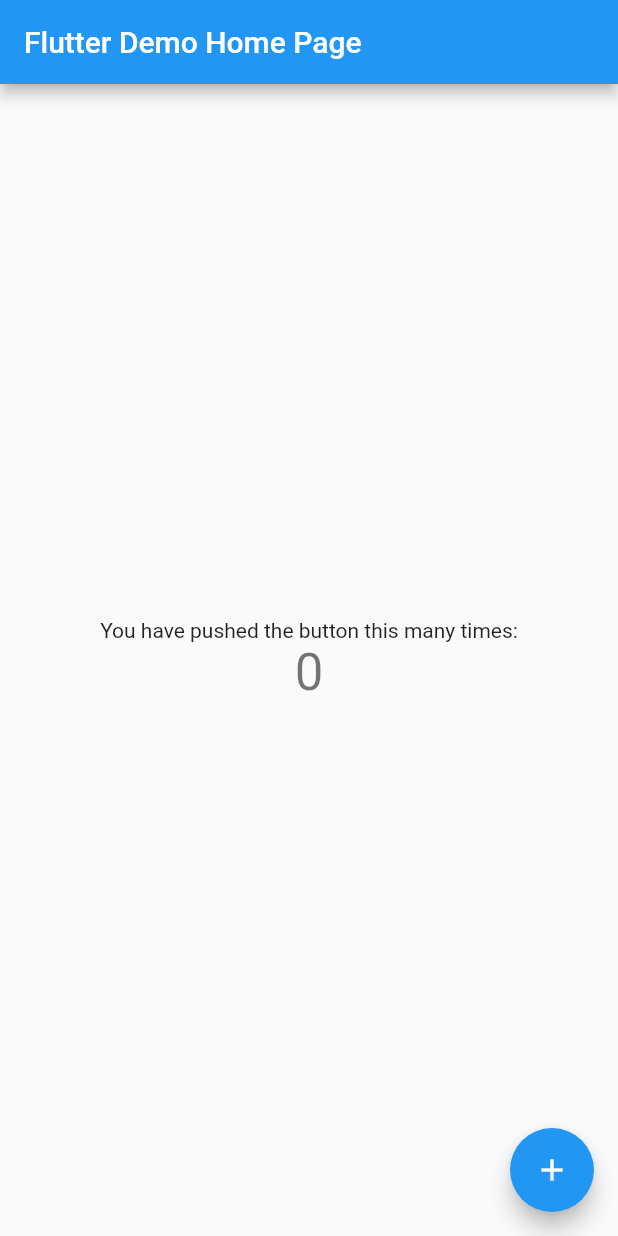
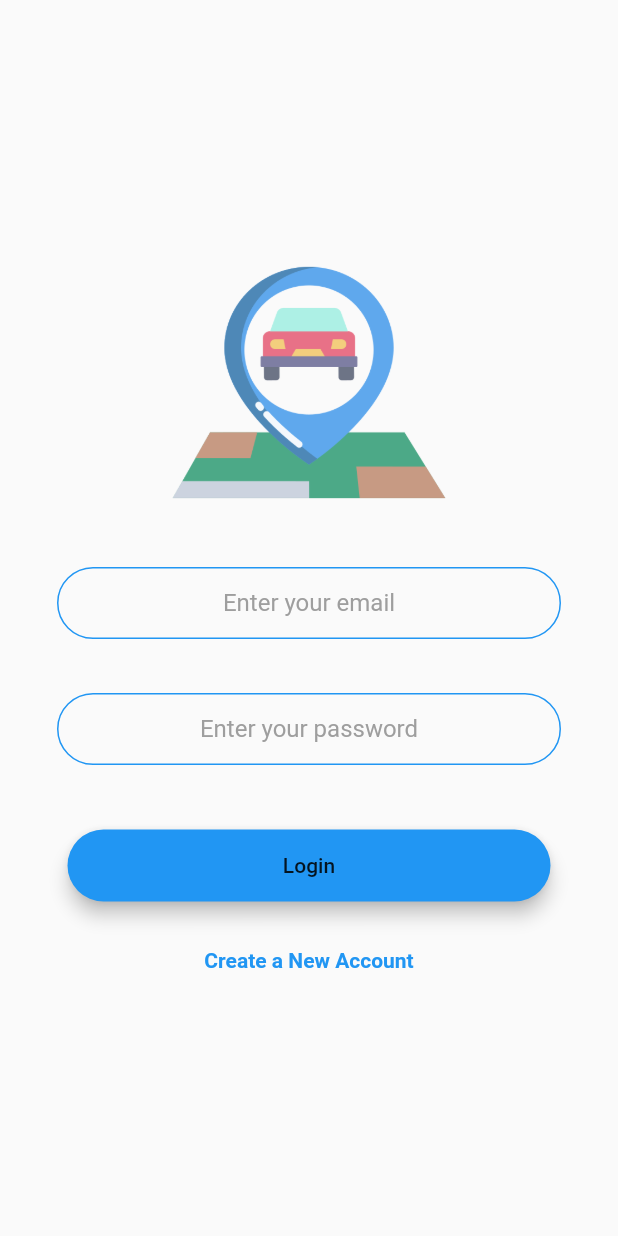
Before and after one commit to sujayss81/Smart_Parking_IOT, a Flutter app: the screen it shows after launch, on a phone screen of 412 x 824 dp. Run offline on Flutter 3.47's test engine with Material 2 defaults, Android fonts, the phone set to English and light mode, and no system bars.

Commit message:
android code with login screen

```diff
--- /dev/null
+++ b/smart_parking_app/lib/constants.dart
@@ -0,0 +1,26 @@
+import 'package:flutter/material.dart';
+
+const kInputDecoration = InputDecoration(
+  hintText: 'value',
+  hintStyle: TextStyle(
+    color: Colors.grey,
+  ),
+  contentPadding: EdgeInsets.symmetric(vertical: 10.0, horizontal: 20.0),
+  border: OutlineInputBorder(
+      borderRadius: BorderRadius.all(Radius.circular(32.0)),
+      borderSide: BorderSide()),
+  enabledBorder: OutlineInputBorder(
+      borderRadius: BorderRadius.all(Radius.circular(32)),
+      borderSide: BorderSide(
+        color: Colors.blue,
+        width: 1.0,
+      )),
+  // focusedBorder: OutlineInputBorder(
+  //     borderRadius: BorderRadius.all(
+  //       Radius.circular(32),
+  //     ),
+  //     borderSide: BorderSide(
+  //       color: Colors.blueAccent,
+  //       width: 2.0,
+  //     )),
+);
--- a/smart_parking_app/lib/main.dart
+++ b/smart_parking_app/lib/main.dart
@@ -1,113 +1,21 @@
 import 'package:flutter/material.dart';
+import 'package:smart_parking_app/screens/homeScreen.dart';
+import 'package:smart_parking_app/screens/registrationScreen.dart';
 
 void main() {
-  runApp(MyApp());
+  runApp(SmartParking());
 }
 
-class MyApp extends StatelessWidget {
-  // This widget is the root of your application.
+class SmartParking extends StatelessWidget {
   @override
   Widget build(BuildContext context) {
     return MaterialApp(
-      title: 'Flutter Demo',
-      theme: ThemeData(
-        // This is the theme of your application.
-        //
-        // Try running your application with "flutter run". You'll see the
-        // application has a blue toolbar. Then, without quitting the app, try
-        // changing the primarySwatch below to Colors.green and then invoke
-        // "hot reload" (press "r" in the console where you ran "flutter run",
-        // or simply save your changes to "hot reload" in a Flutter IDE).
-        // Notice that the counter didn't reset back to zero; the application
-        // is not restarted.
-        primarySwatch: Colors.blue,
-      ),
-      home: MyHomePage(title: 'Flutter Demo Home Page'),
+      // theme: ThemeData.light(),
+      initialRoute: HomeScreen.id,
+      routes: {
+        RegistrationScreen.id: (context) => RegistrationScreen(),
+        HomeScreen.id: (context) => HomeScreen(),
+      },
     );
   }
 }
-
-class MyHomePage extends StatefulWidget {
-  MyHomePage({Key key, this.title}) : super(key: key);
-
-  // This widget is the home page of your application. It is stateful, meaning
-  // that it has a State object (defined below) that contains fields that affect
-  // how it looks.
-
-  // This class is the configuration for the state. It holds the values (in this
-  // case the title) provided by the parent (in this case the App widget) and
-  // used by the build method of the State. Fields in a Widget subclass are
-  // always marked "final".
-
-  final String title;
-
-  @override
-  _MyHomePageState createState() => _MyHomePageState();
-}
-
-class _MyHomePageState extends State<MyHomePage> {
-  int _counter = 0;
-
-  void _incrementCounter() {
-    setState(() {
-      // This call to setState tells the Flutter framework that something has
-      // changed in this State, which causes it to rerun the build method below
-      // so that the display can reflect the updated values. If we changed
-      // _counter without calling setState(), then the build method would not be
-      // called again, and so nothing would appear to happen.
-      _counter++;
-    });
-  }
-
-  @override
-  Widget build(BuildContext context) {
-    // This method is rerun every time setState is called, for instance as done
-    // by the _incrementCounter method above.
-    //
-    // The Flutter framework has been optimized to make rerunning build methods
-    // fast, so that you can just rebuild anything that needs updating rather
-    // than having to individually change instances of widgets.
-    return Scaffold(
-      appBar: AppBar(
-        // Here we take the value from the MyHomePage object that was created by
-        // the App.build method, and use it to set our appbar title.
-        title: Text(widget.title),
-      ),
-      body: Center(
-        // Center is a layout widget. It takes a single child and positions it
-        // in the middle of the parent.
-        child: Column(
-          // Column is also a layout widget. It takes a list of children and
-          // arranges them vertically. By default, it sizes itself to fit its
-          // children horizontally, and tries to be as tall as its parent.
-          //
-          // Invoke "debug painting" (press "p" in the console, choose the
-          // "Toggle Debug Paint" action from the Flutter Inspector in Android
-          // Studio, or the "Toggle Debug Paint" command in Visual Studio Code)
-          // to see the wireframe for each widget.
-          //
-          // Column has various properties to control how it sizes itself and
-          // how it positions its children. Here we use mainAxisAlignment to
-          // center the children vertically; the main axis here is the vertical
-          // axis because Columns are vertical (the cross axis would be
-          // horizontal).
-          mainAxisAlignment: MainAxisAlignment.center,
-          children: <Widget>[
-            Text(
-              'You have pushed the button this many times:',
-            ),
-            Text(
-              '$_counter',
-              style: Theme.of(context).textTheme.headline4,
-            ),
-          ],
-        ),
-      ),
-      floatingActionButton: FloatingActionButton(
-        onPressed: _incrementCounter,
-        tooltip: 'Increment',
-        child: Icon(Icons.add),
-      ), // This trailing comma makes auto-formatting nicer for build methods.
-    );
-  }
-}
--- /dev/null
+++ b/smart_parking_app/lib/screens/homeScreen.dart
@@ -0,0 +1,101 @@
+import 'dart:ui';
+
+import 'package:flutter/material.dart';
+import 'package:smart_parking_app/constants.dart';
+import 'package:smart_parking_app/screens/registrationScreen.dart';
+
+class HomeScreen extends StatefulWidget {
+  static const id = 'home_screen';
+  @override
+  _HomeScreenState createState() => _HomeScreenState();
+}
+
+class _HomeScreenState extends State<HomeScreen> {
+  String email = '';
+  String password = '';
+  final emailText = TextEditingController();
+  final passwordText = TextEditingController();
+  @override
+  Widget build(BuildContext context) {
+    return Scaffold(
+      body: Padding(
+        padding: const EdgeInsets.only(left: 30.0, right: 30.0),
+        child: Column(
+          crossAxisAlignment: CrossAxisAlignment.stretch,
+          mainAxisAlignment: MainAxisAlignment.center,
+          children: <Widget>[
+            Flexible(
+              child: Hero(
+                tag: 'logo',
+                child: Container(
+                  child: Image(
+                    image: AssetImage('images/iconCar.png'),
+                    height: 190.0,
+                    width: 200.0,
+                  ),
+                ),
+              ),
+            ),
+            SizedBox(height: 20.0),
+            Padding(
+              padding: const EdgeInsets.all(8.0),
+              child: TextField(
+                controller: emailText,
+                decoration:
+                    kInputDecoration.copyWith(hintText: 'Enter your email'),
+                textAlign: TextAlign.center,
+                keyboardType: TextInputType.emailAddress,
+                onChanged: (value) {
+                  email = value;
+                },
+              ),
+            ),
+            SizedBox(height: 20.0),
+            Padding(
+              padding: const EdgeInsets.all(8.0),
+              child: TextField(
+                controller: passwordText,
+                obscureText: true,
+                decoration:
+                    kInputDecoration.copyWith(hintText: 'Enter your password'),
+                textAlign: TextAlign.center,
+                onChanged: (value) {
+                  password = value;
+                },
+              ),
+            ),
+            SizedBox(
+              height: 20,
+            ),
+            Padding(
+              padding: const EdgeInsets.all(15.0),
+              child: Material(
+                borderRadius: BorderRadius.circular(30.0),
+                color: Colors.blue,
+                elevation: 5.0,
+                child: MaterialButton(
+                  child: Text('Login'),
+                  height: 40,
+                  minWidth: 20,
+                  onPressed: () {
+                    emailText.clear();
+                    passwordText.clear();
+                  },
+                ),
+              ),
+            ),
+            TextButton(
+              child: Text(
+                'Create a New Account',
+                style: TextStyle(fontWeight: FontWeight.bold),
+              ),
+              onPressed: () {
+                Navigator.pushNamed(context, RegistrationScreen.id);
+              },
+            ),
+          ],
+        ),
+      ),
+    );
+  }
+}
--- /dev/null
+++ b/smart_parking_app/lib/screens/registrationScreen.dart
@@ -0,0 +1,46 @@
+import 'package:flutter/material.dart';
+
+class RegistrationScreen extends StatefulWidget {
+  static const id = 'registration_screen';
+  @override
+  _RegistrationScreenState createState() => _RegistrationScreenState();
+}
+
+class _RegistrationScreenState extends State<RegistrationScreen> {
+  @override
+  Widget build(BuildContext context) {
+    return Scaffold(
+      appBar: AppBar(
+        backgroundColor: Colors.blue,
+      ),
+      body: Column(
+        children: <Widget>[
+          Row(
+            mainAxisAlignment: MainAxisAlignment.center,
+            children: [
+              Hero(
+                tag: 'logo',
+                child: Container(
+                  child: Image(
+                    image: AssetImage('images/iconCar.png'),
+                    height: 100.0,
+                    // width: 200.0,
+                  ),
+                ),
+              ),
+              SizedBox(
+                width: 15,
+              ),
+              // Text(
+              //   'Fill the form',
+              //   style: TextStyle(
+              //     fontSize: 40,
+              //   ),
+              // )
+            ],
+          ),
+        ],
+      ),
+    );
+  }
+}
--- a/smart_parking_app/pubspec.yaml
+++ b/smart_parking_app/pubspec.yaml
@@ -45,8 +45,8 @@
   uses-material-design: true
 
   # To add assets to your application, add an assets section, like this:
-  # assets:
-  #   - images/a_dot_burr.jpeg
+  assets:
+    - images/
   #   - images/a_dot_ham.jpeg
 
   # An image asset can refer to one or more resolution-specific "variants", see
```
Also changed, not shown: smart_parking_app/images/iconCar.png (added), smart_parking_app/pubspec.lock, 1 other file.
